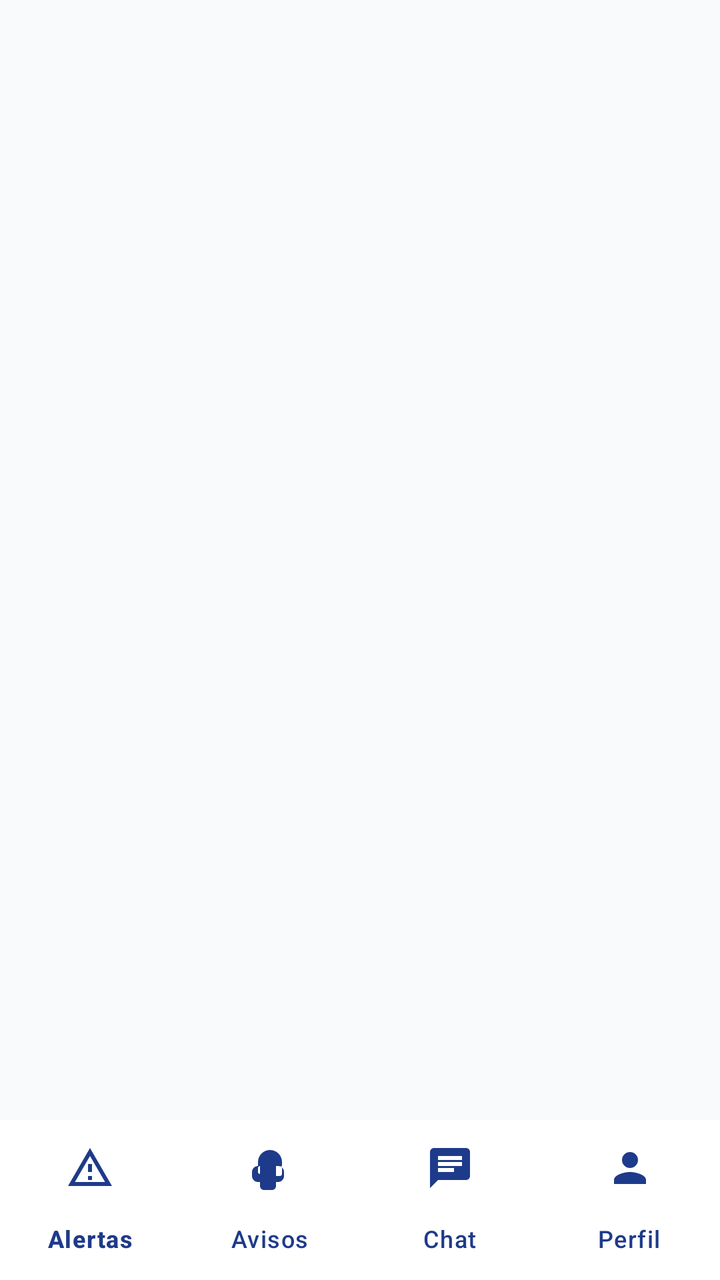
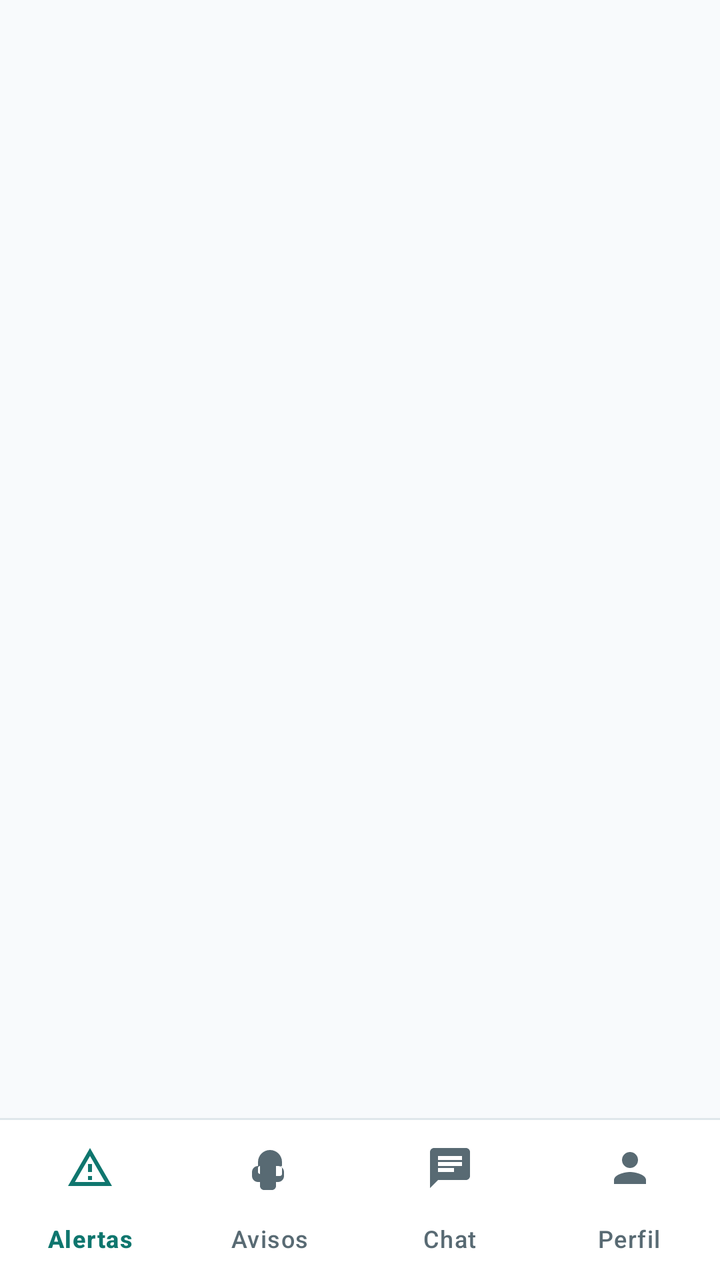

The first picture is an Android layout as it rendered before a commit; the second is the same layout after the commit. The layout source and the unified diff follow.
<!-- AndroidManifest.xml: application theme Theme.BarrioRed -->
<!-- res/layout/activity_main.xml -->
<?xml version="1.0" encoding="utf-8"?>
<androidx.constraintlayout.widget.ConstraintLayout xmlns:android="http://schemas.android.com/apk/res/android"
    xmlns:app="http://schemas.android.com/apk/res-auto"
    android:layout_width="match_parent"
    android:layout_height="match_parent"
    android:background="@color/bg_screen">

    <FrameLayout
        android:id="@+id/fragment_container"
        android:layout_width="0dp"
        android:layout_height="0dp"
        app:layout_constraintTop_toTopOf="parent"
        app:layout_constraintBottom_toTopOf="@id/bottomNavigation"
        app:layout_constraintStart_toStartOf="parent"
        app:layout_constraintEnd_toEndOf="parent" />

    <com.google.android.material.bottomnavigation.BottomNavigationView
        android:id="@+id/bottomNavigation"
        android:layout_width="0dp"
        android:layout_height="wrap_content"
        android:background="@color/card_surface"
        app:elevation="8dp"
        app:labelVisibilityMode="labeled"
        app:itemIconTint="@color/primary"
        app:itemTextColor="@color/primary"
        app:menu="@menu/bottom_nav_menu"
        app:layout_constraintBottom_toBottomOf="parent"
        app:layout_constraintStart_toStartOf="parent"
        app:layout_constraintEnd_toEndOf="parent" />

</androidx.constraintlayout.widget.ConstraintLayout>
<!-- resources referenced by this layout -->
<resources>
  <color name="bg_screen">#F8FAFC</color>
  <color name="card_surface">#FFFFFF</color>
  <color name="primary">#1E3A8A</color>
  <style name="Theme.BarrioRed" parent="Theme.Material3.Light.NoActionBar">
          <item name="colorPrimary">@color/primary</item>
          <item name="colorOnPrimary">@color/white</item>
          <item name="colorSecondaryContainer">@color/primary_light</item>
          <item name="colorOnSecondaryContainer">@color/primary</item>
          <item name="android:statusBarColor">@color/card_surface</item>
          <item name="android:windowLightStatusBar">true</item>
          <item name="android:navigationBarColor">@color/card_surface</item>
          <item name="android:windowLightNavigationBar" tools:targetApi="o_mr1">true</item>
      </style>
  <color name="white">#FFFFFFFF</color>
  <color name="primary_light">#DBEAFE</color>
</resources>

<!-- the commit's change to res/layout/activity_main.xml (unified diff, before → after) -->
@@ -3,6 +3,7 @@
     xmlns:app="http://schemas.android.com/apk/res-auto"
     android:layout_width="match_parent"
     android:layout_height="match_parent"
+    android:fitsSystemWindows="true"
     android:background="@color/bg_screen">
 
     <FrameLayout
@@ -10,6 +11,15 @@
         android:layout_width="0dp"
         android:layout_height="0dp"
         app:layout_constraintTop_toTopOf="parent"
+        app:layout_constraintBottom_toTopOf="@id/navDivider"
+        app:layout_constraintStart_toStartOf="parent"
+        app:layout_constraintEnd_toEndOf="parent" />
+
+    <View
+        android:id="@+id/navDivider"
+        android:layout_width="0dp"
+        android:layout_height="1dp"
+        android:background="@color/border_color"
         app:layout_constraintBottom_toTopOf="@id/bottomNavigation"
         app:layout_constraintStart_toStartOf="parent"
         app:layout_constraintEnd_toEndOf="parent" />
@@ -19,10 +29,11 @@
         android:layout_width="0dp"
         android:layout_height="wrap_content"
         android:background="@color/card_surface"
-        app:elevation="8dp"
+        app:elevation="0dp"
         app:labelVisibilityMode="labeled"
-        app:itemIconTint="@color/primary"
-        app:itemTextColor="@color/primary"
+        app:itemIconTint="@color/bottom_nav_selector"
+        app:itemTextColor="@color/bottom_nav_selector"
+        app:itemActiveIndicatorStyle="@style/BottomNavActiveIndicator"
         app:menu="@menu/bottom_nav_menu"
         app:layout_constraintBottom_toBottomOf="parent"
         app:layout_constraintStart_toStartOf="parent"
<!-- resource entries referenced after the edit -->
@@ -1,19 +1,24 @@
 <!-- resources referenced by this layout -->
 <resources>
   <color name="bg_screen">#F8FAFC</color>
+  <color name="border_color">#DFE7EB</color>
   <color name="card_surface">#FFFFFF</color>
-  <color name="primary">#1E3A8A</color>
+  <style name="BottomNavActiveIndicator" parent="Widget.Material3.BottomNavigationView.ActiveIndicator">
+          <item name="android:color">@color/primary_light</item>
+      </style>
+  <color name="primary">#0F766E</color>
   <style name="Theme.BarrioRed" parent="Theme.Material3.Light.NoActionBar">
           <item name="colorPrimary">@color/primary</item>
           <item name="colorOnPrimary">@color/white</item>
           <item name="colorSecondaryContainer">@color/primary_light</item>
           <item name="colorOnSecondaryContainer">@color/primary</item>
-          <item name="android:statusBarColor">@color/card_surface</item>
+          <item name="android:colorBackground">@color/bg_screen</item>
+          <item name="android:statusBarColor">@color/bg_screen</item>
           <item name="android:windowLightStatusBar">true</item>
           <item name="android:navigationBarColor">@color/card_surface</item>
           <item name="android:windowLightNavigationBar" tools:targetApi="o_mr1">true</item>
       </style>
   <color name="white">#FFFFFFFF</color>
-  <color name="primary_light">#DBEAFE</color>
+  <color name="primary_light">#E3F2EE</color>
 </resources>
 
